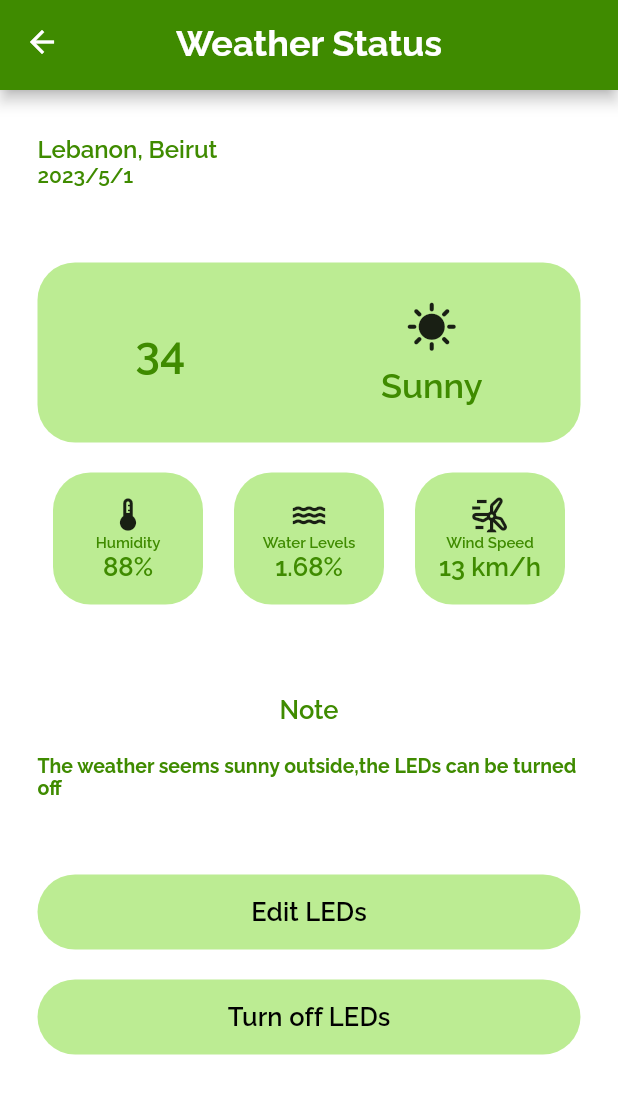
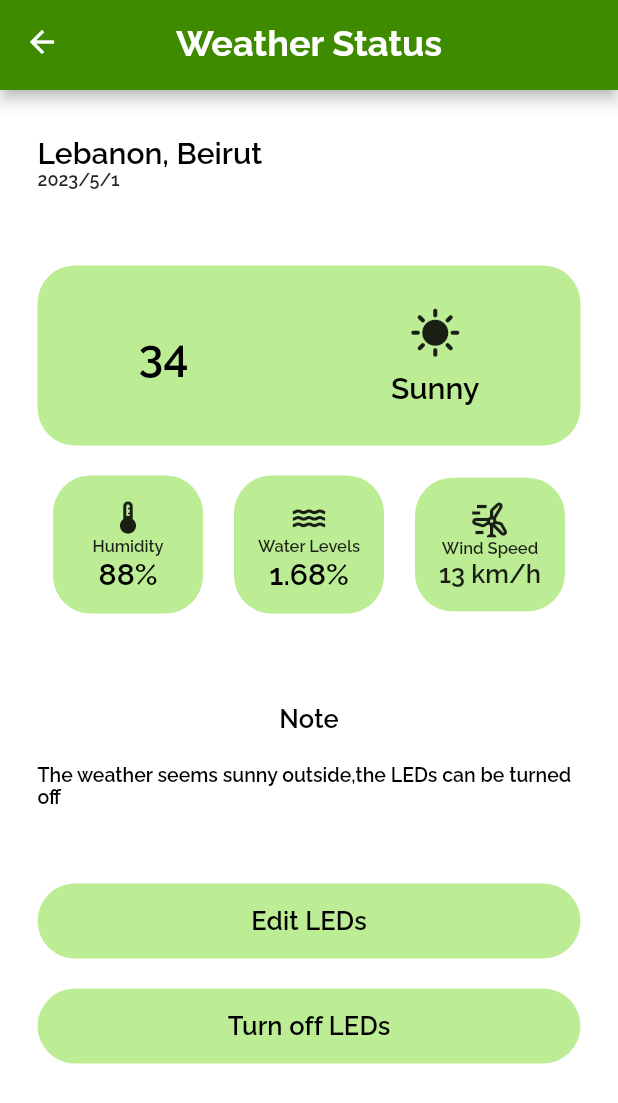
Before and after one commit to MohammadAlAgha/luminexa, a Flutter app: the screen it shows after launch, on a phone screen of 412 x 824 dp. Shown: the top 1103 px of the screen. Run offline on Flutter 3.47's test engine with Material 2 defaults, Android fonts, the phone set to English and light mode, and no system bars; our stand-ins replace dio, fl_chart, flutter_svg, google_nav_bar.

Commit message:
Frontend: Refactored the styling of the weather page

```diff
--- a/luminexa_mobile/lib/screens/weatherPage.dart
+++ b/luminexa_mobile/lib/screens/weatherPage.dart
@@ -28,7 +28,7 @@ class WeatherPage extends StatelessWidget {
                   children: [
                     Text(
                       "Lebanon, Beirut",
-                      style: TextStyle(fontFamily: "RalewayBold", fontSize: 16),
+                      style: Theme.of(context).textTheme.bodySmall,
                     ),
                     Text(
                       todayDate.year.toString() +
@@ -36,7 +36,7 @@ class WeatherPage extends StatelessWidget {
                           todayDate.month.toString() +
                           "/" +
                           todayDate.day.toString(),
-                      style: TextStyle(fontSize: 14),
+                      style: Theme.of(context).textTheme.labelLarge,
                     ),
                   ],
                 ),
@@ -48,14 +48,14 @@ class WeatherPage extends StatelessWidget {
             Container(
               height: 120,
               decoration: BoxDecoration(
-                  color: Color.fromARGB(255, 188, 236, 147),
+                  color: Theme.of(context).canvasColor,
                   borderRadius: BorderRadius.circular(25)),
               child: Row(
                   mainAxisAlignment: MainAxisAlignment.spaceAround,
                   children: [
                     Text(
                       "34",
-                      style: TextStyle(fontSize: 30),
+                      style: TextStyle(fontSize: 30, color: Colors.black),
                     ),
                     Column(
                       mainAxisAlignment: MainAxisAlignment.center,
@@ -69,8 +69,7 @@ class WeatherPage extends StatelessWidget {
                         ),
                         Text(
                           "Sunny",
-                          style: TextStyle(
-                              fontSize: 23, fontFamily: "RalewayBold"),
+                          style: Theme.of(context).textTheme.bodySmall,
                         )
                       ],
                     )
@@ -85,7 +84,7 @@ class WeatherPage extends StatelessWidget {
                     Container(
                         width: 100,
                         decoration: BoxDecoration(
-                            color: Color.fromARGB(255, 188, 236, 147),
+                            color: Theme.of(context).canvasColor,
                             borderRadius: BorderRadius.circular(25)),
                         child: Padding(
                           padding: const EdgeInsets.all(15),
@@ -97,13 +96,12 @@ class WeatherPage extends StatelessWidget {
                               ),
                               Text(
                                 "Humidity",
-                                style: TextStyle(
-                                    fontSize: 10, fontFamily: "RalewayBold"),
+                                style:
+                                    Theme.of(context).textTheme.headlineSmall,
                               ),
                               Text(
                                 "88%",
-                                style: TextStyle(
-                                    fontSize: 17, fontFamily: "RalewayBold"),
+                                style: Theme.of(context).textTheme.bodySmall,
                               )
                             ],
                           ),
@@ -111,7 +109,7 @@ class WeatherPage extends StatelessWidget {
                     Container(
                         width: 100,
                         decoration: BoxDecoration(
-                            color: Color.fromARGB(255, 188, 236, 147),
+                            color: Theme.of(context).canvasColor,
                             borderRadius: BorderRadius.circular(25)),
                         child: Padding(
                           padding: const EdgeInsets.all(15),
@@ -123,13 +121,12 @@ class WeatherPage extends StatelessWidget {
                               ),
                               Text(
                                 "Water Levels",
-                                style: TextStyle(
-                                    fontSize: 10, fontFamily: "RalewayBold"),
+                                style:
+                                    Theme.of(context).textTheme.headlineSmall,
                               ),
                               Text(
                                 "1.68%",
-                                style: TextStyle(
-                                    fontSize: 17, fontFamily: "RalewayBold"),
+                                style: Theme.of(context).textTheme.bodySmall,
                               )
                             ],
                           ),
@@ -137,7 +134,7 @@ class WeatherPage extends StatelessWidget {
                     Container(
                         width: 100,
                         decoration: BoxDecoration(
-                            color: Color.fromARGB(255, 188, 236, 147),
+                            color: Theme.of(context).canvasColor,
                             borderRadius: BorderRadius.circular(25)),
                         child: Padding(
                           padding: const EdgeInsets.all(15),
@@ -149,13 +146,12 @@ class WeatherPage extends StatelessWidget {
                               ),
                               Text(
                                 "Wind Speed",
-                                style: TextStyle(
-                                    fontSize: 10, fontFamily: "RalewayBold"),
+                                style:
+                                    Theme.of(context).textTheme.headlineSmall,
                               ),
                               Text(
                                 "13 km/h",
-                                style: TextStyle(
-                                    fontSize: 17, fontFamily: "RalewayBold"),
+                                style: Theme.of(context).textTheme.titleMedium,
                               )
                             ],
                           ),
@@ -169,17 +165,14 @@ class WeatherPage extends StatelessWidget {
             ),
             Text(
               "Note",
-              style: TextStyle(fontSize: 17, fontFamily: "RalewayBold"),
+              style: Theme.of(context).textTheme.titleSmall,
             ),
             SizedBox(
               height: 20,
             ),
             Text(
               "The weather seems sunny outside,the LEDs can be turned off",
-              style: TextStyle(
-                  fontSize: 13,
-                  fontFamily: "Raleway",
-                  fontWeight: FontWeight.w700),
+              style: Theme.of(context).textTheme.displaySmall,
             ),
             Padding(
               padding: const EdgeInsets.only(top: 50, bottom: 20),
```
